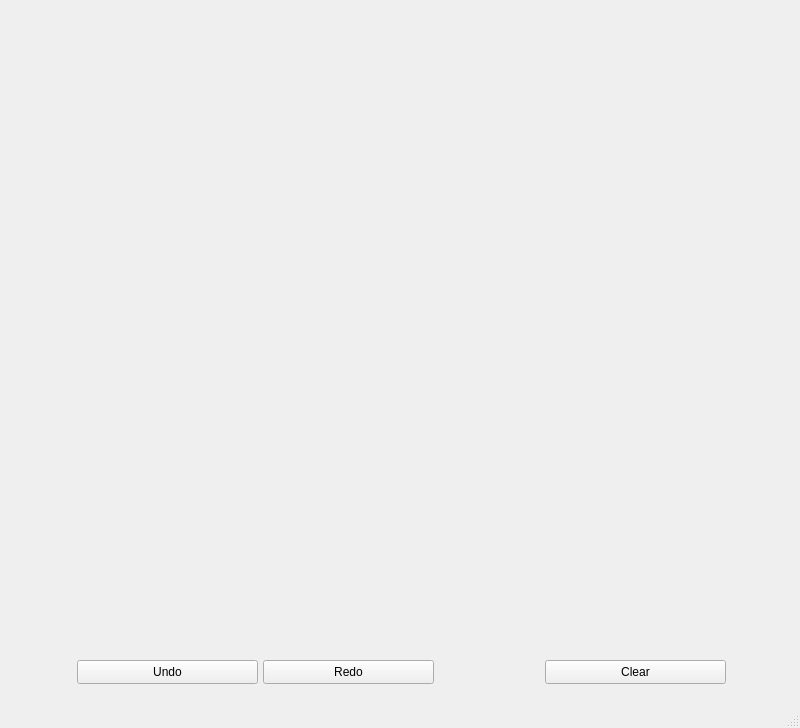
Above: mainwindow.ui from University-of-Utah-CS3505/a8-sprite-editor-f23-MAUIFanClub before the change. Below: the same form after it.
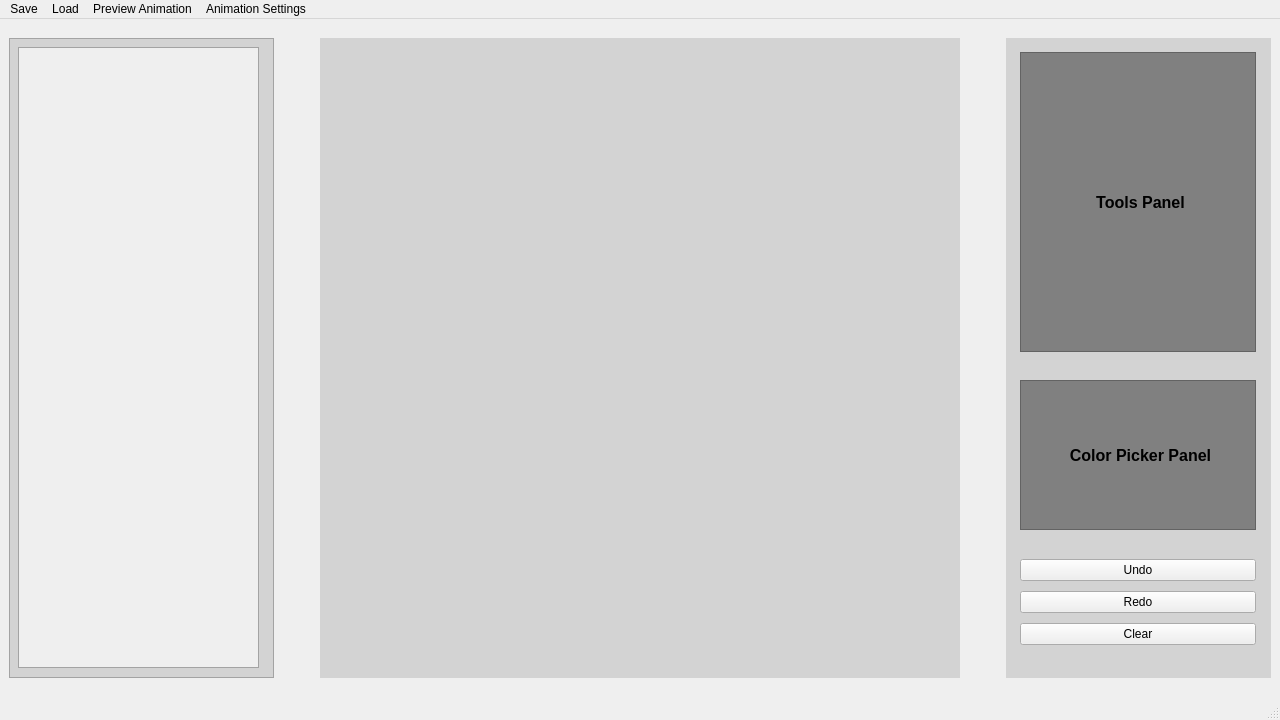
That is the form after the change.

Commit message:
Added basic Ui Layout.
Created a basic Ui Layout for the main Ui.
The left panel contains the frames with a preview, not fully implemented
yet.
The middle panel contains the main drawing canvas.
The right panel contains the tools, color picker and undo / redo
buttons.

Also added some options at the top for the toolbar. No functionality
yet.

Diff of the .ui file:
```diff
--- a/mainwindow.ui
+++ b/mainwindow.ui
@@ -6,78 +6,393 @@
    <rect>
     <x>0</x>
     <y>0</y>
-    <width>800</width>
-    <height>728</height>
+    <width>1280</width>
+    <height>720</height>
    </rect>
   </property>
+  <property name="minimumSize">
+   <size>
+    <width>1280</width>
+    <height>720</height>
+   </size>
+  </property>
+  <property name="maximumSize">
+   <size>
+    <width>1280</width>
+    <height>720</height>
+   </size>
+  </property>
   <property name="windowTitle">
    <string>MainWindow</string>
   </property>
   <widget class="QWidget" name="centralwidget">
-   <widget class="QLabel" name="spriteCanvas">
-    <property name="geometry">
-     <rect>
-      <x>80</x>
-      <y>10</y>
-      <width>640</width>
-      <height>640</height>
-     </rect>
-    </property>
-    <property name="text">
-     <string/>
-    </property>
-   </widget>
-   <widget class="QPushButton" name="undoBtn">
-    <property name="geometry">
-     <rect>
-      <x>77</x>
-      <y>660</y>
-      <width>181</width>
-      <height>24</height>
-     </rect>
-    </property>
-    <property name="text">
-     <string>Undo</string>
-    </property>
-   </widget>
-   <widget class="QPushButton" name="redoBtn">
-    <property name="geometry">
-     <rect>
-      <x>263</x>
-      <y>660</y>
-      <width>171</width>
-      <height>24</height>
-     </rect>
-    </property>
-    <property name="text">
-     <string>Redo</string>
-    </property>
-   </widget>
-   <widget class="QPushButton" name="clearBtn">
-    <property name="geometry">
-     <rect>
-      <x>545</x>
-      <y>660</y>
-      <width>181</width>
-      <height>24</height>
-     </rect>
-    </property>
-    <property name="text">
-     <string>Clear</string>
-    </property>
-   </widget>
+   <layout class="QVBoxLayout" name="verticalLayout_3">
+    <item>
+     <layout class="QHBoxLayout" name="horizontalLayout">
+      <item>
+       <widget class="QFrame" name="animationFramesPanel">
+        <property name="minimumSize">
+         <size>
+          <width>250</width>
+          <height>640</height>
+         </size>
+        </property>
+        <property name="maximumSize">
+         <size>
+          <width>16777215</width>
+          <height>640</height>
+         </size>
+        </property>
+        <property name="autoFillBackground">
+         <bool>false</bool>
+        </property>
+        <property name="styleSheet">
+         <string notr="true">QFrame {
+background-color:lightgray;
+}</string>
+        </property>
+        <property name="frameShape">
+         <enum>QFrame::StyledPanel</enum>
+        </property>
+        <property name="frameShadow">
+         <enum>QFrame::Raised</enum>
+        </property>
+        <widget class="QScrollArea" name="scrollArea">
+         <property name="geometry">
+          <rect>
+           <x>9</x>
+           <y>9</y>
+           <width>241</width>
+           <height>621</height>
+          </rect>
+         </property>
+         <property name="widgetResizable">
+          <bool>true</bool>
+         </property>
+         <property name="alignment">
+          <set>Qt::AlignCenter</set>
+         </property>
+         <widget class="QWidget" name="scrollAreaWidgetContents">
+          <property name="geometry">
+           <rect>
+            <x>0</x>
+            <y>0</y>
+            <width>239</width>
+            <height>619</height>
+           </rect>
+          </property>
+          <layout class="QVBoxLayout" name="verticalLayout_4"/>
+         </widget>
+        </widget>
+       </widget>
+      </item>
+      <item>
+       <spacer name="horizontalSpacer">
+        <property name="orientation">
+         <enum>Qt::Horizontal</enum>
+        </property>
+        <property name="sizeType">
+         <enum>QSizePolicy::Ignored</enum>
+        </property>
+        <property name="sizeHint" stdset="0">
+         <size>
+          <width>40</width>
+          <height>20</height>
+         </size>
+        </property>
+       </spacer>
+      </item>
+      <item>
+       <widget class="QLabel" name="spriteCanvas">
+        <property name="sizePolicy">
+         <sizepolicy hsizetype="Maximum" vsizetype="Maximum">
+          <horstretch>0</horstretch>
+          <verstretch>0</verstretch>
+         </sizepolicy>
+        </property>
+        <property name="minimumSize">
+         <size>
+          <width>640</width>
+          <height>640</height>
+         </size>
+        </property>
+        <property name="maximumSize">
+         <size>
+          <width>640</width>
+          <height>640</height>
+         </size>
+        </property>
+        <property name="autoFillBackground">
+         <bool>false</bool>
+        </property>
+        <property name="styleSheet">
+         <string notr="true">QFrame {
+	background-color: lightgray;
+}</string>
+        </property>
+        <property name="midLineWidth">
+         <number>0</number>
+        </property>
+        <property name="text">
+         <string/>
+        </property>
+       </widget>
+      </item>
+      <item>
+       <spacer name="horizontalSpacer_2">
+        <property name="orientation">
+         <enum>Qt::Horizontal</enum>
+        </property>
+        <property name="sizeType">
+         <enum>QSizePolicy::Ignored</enum>
+        </property>
+        <property name="sizeHint" stdset="0">
+         <size>
+          <width>40</width>
+          <height>20</height>
+         </size>
+        </property>
+       </spacer>
+      </item>
+      <item>
+       <widget class="QFrame" name="rightPanel">
+        <property name="minimumSize">
+         <size>
+          <width>250</width>
+          <height>640</height>
+         </size>
+        </property>
+        <property name="maximumSize">
+         <size>
+          <width>16777215</width>
+          <height>640</height>
+         </size>
+        </property>
+        <property name="autoFillBackground">
+         <bool>false</bool>
+        </property>
+        <property name="styleSheet">
+         <string notr="true">QFrame {
+background-color:lightgray;
+}</string>
+        </property>
+        <widget class="QWidget" name="verticalLayoutWidget">
+         <property name="geometry">
+          <rect>
+           <x>-1</x>
+           <y>-1</y>
+           <width>251</width>
+           <height>641</height>
+          </rect>
+         </property>
+         <layout class="QVBoxLayout" name="verticalLayout">
+          <property name="spacing">
+           <number>10</number>
+          </property>
+          <property name="leftMargin">
+           <number>15</number>
+          </property>
+          <property name="topMargin">
+           <number>15</number>
+          </property>
+          <property name="bottomMargin">
+           <number>15</number>
+          </property>
+          <item>
+           <widget class="QFrame" name="toolsFrame">
+            <property name="minimumSize">
+             <size>
+              <width>0</width>
+              <height>300</height>
+             </size>
+            </property>
+            <property name="autoFillBackground">
+             <bool>false</bool>
+            </property>
+            <property name="styleSheet">
+             <string notr="true">QFrame {
+background-color:gray;
+}</string>
+            </property>
+            <property name="frameShape">
+             <enum>QFrame::StyledPanel</enum>
+            </property>
+            <property name="frameShadow">
+             <enum>QFrame::Raised</enum>
+            </property>
+            <widget class="QLabel" name="label_2">
+             <property name="geometry">
+              <rect>
+               <x>10</x>
+               <y>10</y>
+               <width>221</width>
+               <height>281</height>
+              </rect>
+             </property>
+             <property name="font">
+              <font>
+               <pointsize>12</pointsize>
+               <bold>true</bold>
+              </font>
+             </property>
+             <property name="text">
+              <string>Tools Panel</string>
+             </property>
+             <property name="alignment">
+              <set>Qt::AlignCenter</set>
+             </property>
+            </widget>
+           </widget>
+          </item>
+          <item>
+           <spacer name="verticalSpacer_3">
+            <property name="orientation">
+             <enum>Qt::Vertical</enum>
+            </property>
+            <property name="sizeHint" stdset="0">
+             <size>
+              <width>20</width>
+              <height>40</height>
+             </size>
+            </property>
+           </spacer>
+          </item>
+          <item>
+           <widget class="QFrame" name="colorPickerFrame">
+            <property name="minimumSize">
+             <size>
+              <width>0</width>
+              <height>150</height>
+             </size>
+            </property>
+            <property name="autoFillBackground">
+             <bool>false</bool>
+            </property>
+            <property name="styleSheet">
+             <string notr="true">QFrame {
+background-color:gray;
+}</string>
+            </property>
+            <property name="frameShape">
+             <enum>QFrame::StyledPanel</enum>
+            </property>
+            <property name="frameShadow">
+             <enum>QFrame::Raised</enum>
+            </property>
+            <widget class="QLabel" name="label">
+             <property name="geometry">
+              <rect>
+               <x>10</x>
+               <y>5</y>
+               <width>221</width>
+               <height>141</height>
+              </rect>
+             </property>
+             <property name="font">
+              <font>
+               <pointsize>12</pointsize>
+               <bold>true</bold>
+              </font>
+             </property>
+             <property name="text">
+              <string>Color Picker Panel</string>
+             </property>
+             <property name="alignment">
+              <set>Qt::AlignCenter</set>
+             </property>
+            </widget>
+           </widget>
+          </item>
+          <item>
+           <spacer name="verticalSpacer">
+            <property name="orientation">
+             <enum>Qt::Vertical</enum>
+            </property>
+            <property name="sizeHint" stdset="0">
+             <size>
+              <width>20</width>
+              <height>40</height>
+             </size>
+            </property>
+           </spacer>
+          </item>
+          <item>
+           <widget class="QPushButton" name="undoBtn">
+            <property name="text">
+             <string>Undo</string>
+            </property>
+           </widget>
+          </item>
+          <item>
+           <widget class="QPushButton" name="redoBtn">
+            <property name="text">
+             <string>Redo</string>
+            </property>
+           </widget>
+          </item>
+          <item>
+           <widget class="QPushButton" name="clearBtn">
+            <property name="text">
+             <string>Clear</string>
+            </property>
+           </widget>
+          </item>
+          <item>
+           <spacer name="verticalSpacer_2">
+            <property name="orientation">
+             <enum>Qt::Vertical</enum>
+            </property>
+            <property name="sizeHint" stdset="0">
+             <size>
+              <width>20</width>
+              <height>40</height>
+             </size>
+            </property>
+           </spacer>
+          </item>
+         </layout>
+        </widget>
+       </widget>
+      </item>
+     </layout>
+    </item>
+   </layout>
   </widget>
+  <widget class="QStatusBar" name="statusbar"/>
   <widget class="QMenuBar" name="menubar">
    <property name="geometry">
     <rect>
      <x>0</x>
      <y>0</y>
-     <width>800</width>
+     <width>1280</width>
      <height>21</height>
     </rect>
    </property>
+   <widget class="QMenu" name="menuTesting">
+    <property name="title">
+     <string>Save</string>
+    </property>
+   </widget>
+   <widget class="QMenu" name="menuLoad">
+    <property name="title">
+     <string>Load</string>
+    </property>
+   </widget>
+   <widget class="QMenu" name="menuPreview_Animation">
+    <property name="title">
+     <string>Preview Animation</string>
+    </property>
+   </widget>
+   <widget class="QMenu" name="menuAnimation_Settings">
+    <property name="title">
+     <string>Animation Settings</string>
+    </property>
+   </widget>
+   <addaction name="menuTesting"/>
+   <addaction name="menuLoad"/>
+   <addaction name="menuPreview_Animation"/>
+   <addaction name="menuAnimation_Settings"/>
   </widget>
-  <widget class="QStatusBar" name="statusbar"/>
  </widget>
  <resources/>
  <connections/>
```
The commit also changes 9 other files.
